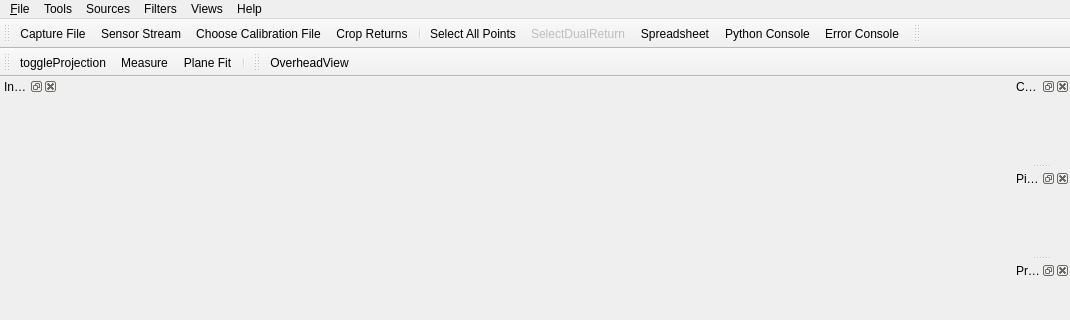
This is vvMainWindow.ui in Kitware/VeloView as Qt 5 draws it before an edit; both pictures show x 0 to 1070 and y 0 to 320 of the 1070 by 645 pixel window. The edited form follows.
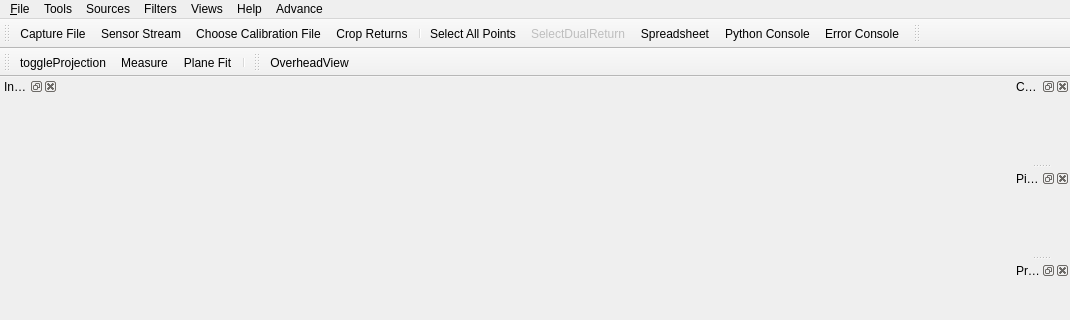
This is the edited form. Icons and pictures are not drawn. Custom widgets are drawn as their Qt base class.

Commit message: Add ParaView Menu in advance mode

The edit to the form file:
```diff
--- a/vvMainWindow.ui
+++ b/vvMainWindow.ui
@@ -158,12 +158,18 @@
      <string>Sources</string>
     </property>
    </widget>
+   <widget class="QMenu" name="menuAdvance">
+    <property name="title">
+     <string>Advance</string>
+    </property>
+   </widget>
    <addaction name="menu_File"/>
    <addaction name="menuTools"/>
    <addaction name="menuSources"/>
    <addaction name="menuFilters"/>
    <addaction name="menuViews"/>
    <addaction name="menuHelp"/>
+   <addaction name="menuAdvance"/>
   </widget>
   <widget class="QStatusBar" name="statusbar"/>
   <widget class="QToolBar" name="toolBar">
```
The commit also changes 2 other files.
